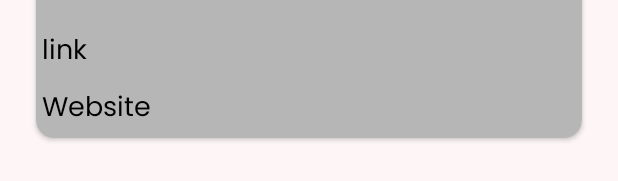
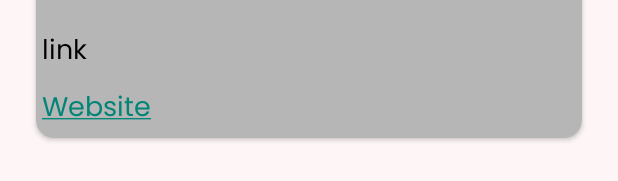
Before and after one commit to 334Dev/LiteLo, an Android app: the layout event_dailog.xml on its own in the app's theme, with its tools: preview values and no code run, on a phone screen of 412 x 824 dp. Shown: the part 573-754 px from the top of the screen. Run offline under Robolectric (Android 15) with nearby library versions, the phone set to English and light mode, and no system bars.

Commit message:
Alert Box TodayEvents v1.0.1

```diff
--- a/app/src/main/java/com/dev334/litelo/UI/home/HomeFragment.java
+++ b/app/src/main/java/com/dev334/litelo/UI/home/HomeFragment.java
@@ -5,6 +5,7 @@ import android.content.SharedPreferences;
 import android.graphics.Color;
 import android.graphics.drawable.ColorDrawable;
 import android.os.Bundle;
+import android.text.method.LinkMovementMethod;
 import android.util.Log;
 import android.view.LayoutInflater;
 import android.view.View;
@@ -112,6 +113,7 @@ public class HomeFragment extends Fragment implements todayAdapter.ClickInterfac
         View view=getLayoutInflater().inflate(R.layout.event_dailog,null);
         TextView link=view.findViewById(R.id.textView19);
         TextView website=view.findViewById(R.id.textView20);
+        website.setMovementMethod(LinkMovementMethod.getInstance());
         alert.setView(view);
         AlertDialog show=alert.show();
 
--- a/app/src/main/res/layout/event_dailog.xml
+++ b/app/src/main/res/layout/event_dailog.xml
@@ -52,7 +52,7 @@
                 android:layout_height="wrap_content"
                 android:fontFamily="@font/poppinsregular"
                 android:gravity="left"
-                android:text="Website"
+                android:text="@string/hyperlink"
                 android:textColor="@color/Text"
                 android:padding="4dp"
                 android:textSize="18sp" />
--- a/app/src/main/res/values-night/strings.xml
+++ b/app/src/main/res/values-night/strings.xml
@@ -20,5 +20,5 @@
     <string name="title_home">Home</string>
     <string name="title_dashboard">Dashboard</string>
     <string name="title_notifications">Notifications</string>
-
+    <string name="hyperlink"><a href="https://avishkar.mnnit.ac.in/">Website</a></string>
 </resources>
--- a/app/src/main/res/values/strings.xml
+++ b/app/src/main/res/values/strings.xml
@@ -20,5 +20,6 @@
     <string name="title_home">Home</string>
     <string name="title_dashboard">Dashboard</string>
     <string name="title_notifications">Notifications</string>
+    <string name="hyperlink"><a href="https://avishkar.mnnit.ac.in/">Website</a></string>
 
 </resources>
```
